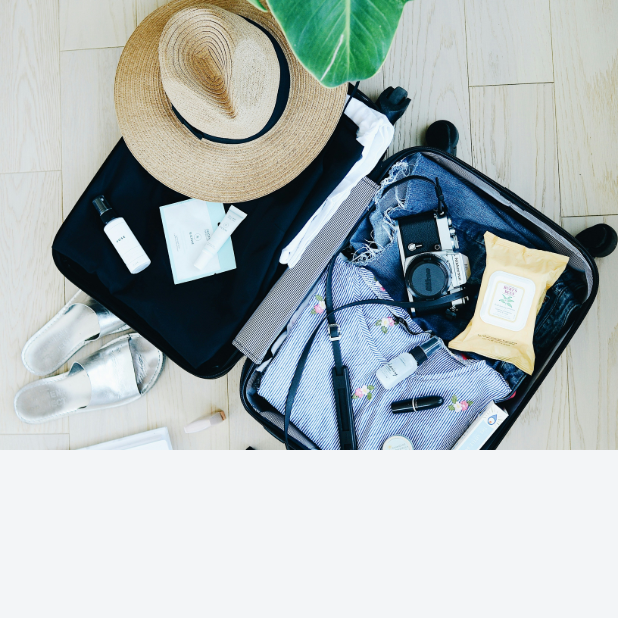
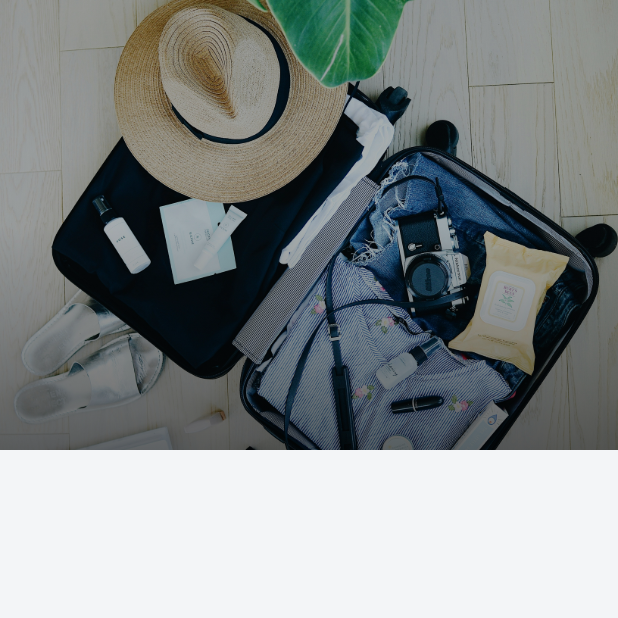
Before and after one commit to Tosin8/hooliday, a Flutter app: the screen it shows after launch, on a phone screen of 412 x 824 dp, the top half of it. Run offline on Flutter 3.47's test engine with Material 2 defaults, Android fonts, the light colour scheme and no system bars; our stand-ins replace font_awesome_flutter, page_transition.

Commit message:
Update profile.dart

```diff
--- a/lib/screens/profile.dart
+++ b/lib/screens/profile.dart
@@ -15,7 +15,13 @@ class UserProfile extends StatelessWidget {
                 image: DecorationImage(
                     image: AssetImage('assets/images/profile_bkg1.jpg'),
                     fit: BoxFit.cover)),
-        )
+            child: Container(
+              decoration: BoxDecoration(
+                  gradient: LinearGradient(colors: [
+                Colors.black.withOpacity(0.6),
+                Colors.black.withOpacity(0.3),
+              ], begin: Alignment.bottomRight)),
+            ))
       ],
     ));
   }
```
Lines whose indentation alone changed are shown as unchanged.
